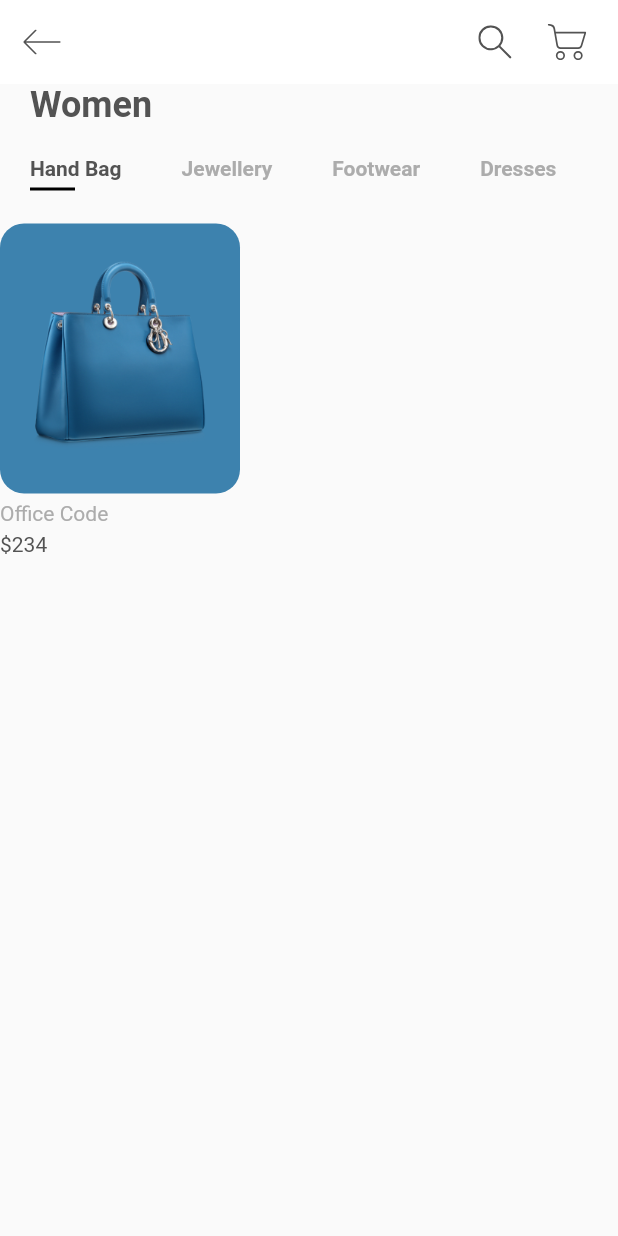
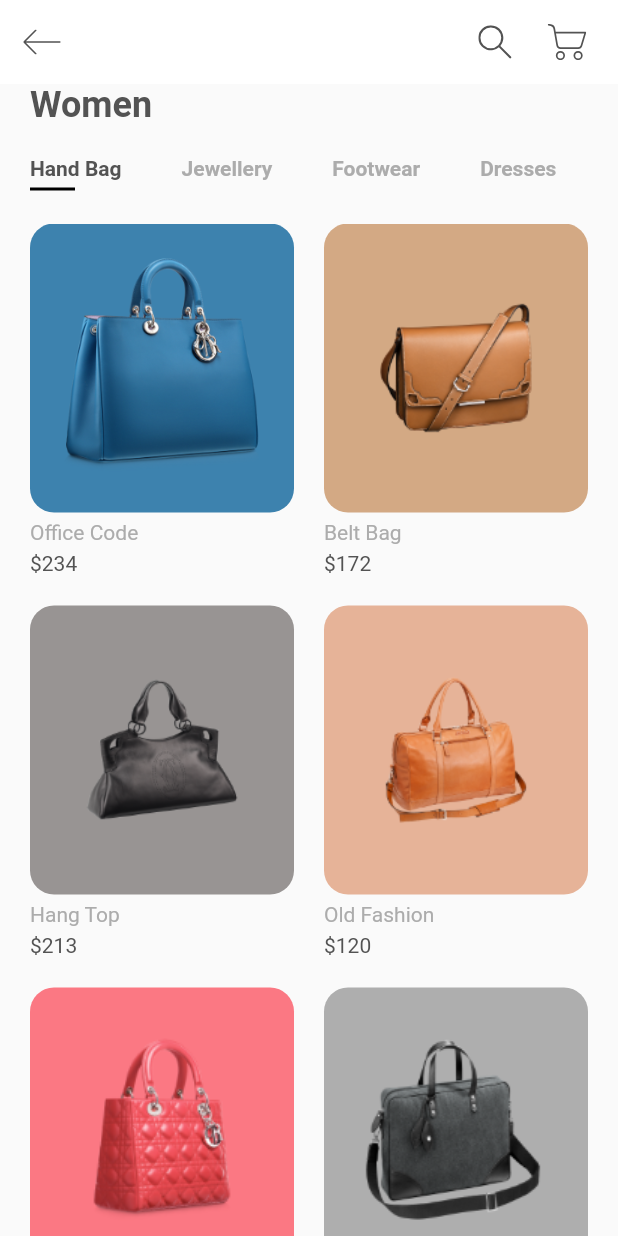
Before and after one commit to DavidCastelloBatet/online_shop_ui_app_flutter, a Flutter app: the screen it shows after launch, on a phone screen of 412 x 824 dp. Run offline on Flutter 3.47's test engine with Material 2 defaults, Android fonts, the phone set to English and light mode, and no system bars; our stand-ins replace flutter_svg.

Commit message:
finish home screen

```diff
--- a/lib/models/Product.dart
+++ b/lib/models/Product.dart
@@ -27,7 +27,7 @@ List<Product> products = [
   Product(
       id: 2,
       title: "Belt Bag",
-      price: 234,
+      price: 172,
       size: 8,
       description: dummyText,
       image: "assets/images/bag_2.png",
@@ -35,7 +35,7 @@ List<Product> products = [
   Product(
       id: 3,
       title: "Hang Top",
-      price: 234,
+      price: 213,
       size: 10,
       description: dummyText,
       image: "assets/images/bag_3.png",
@@ -43,7 +43,7 @@ List<Product> products = [
   Product(
       id: 4,
       title: "Old Fashion",
-      price: 234,
+      price: 120,
       size: 11,
       description: dummyText,
       image: "assets/images/bag_4.png",
@@ -51,7 +51,7 @@ List<Product> products = [
   Product(
       id: 5,
       title: "Office Code",
-      price: 234,
+      price: 154,
       size: 12,
       description: dummyText,
       image: "assets/images/bag_5.png",
@@ -59,7 +59,7 @@ List<Product> products = [
   Product(
     id: 6,
     title: "Office Code",
-    price: 234,
+    price: 346,
     size: 12,
     description: dummyText,
     image: "assets/images/bag_6.png",
--- a/lib/screens/home/components/body.dart
+++ b/lib/screens/home/components/body.dart
@@ -24,7 +24,23 @@ class Body extends StatelessWidget {
           ),
         ),
         Categories(),
-        ItemCard(),
+        Expanded(
+          child: Padding(
+            padding: const EdgeInsets.symmetric(horizontal: kDefaultPadding),
+            child: GridView.builder(
+              itemCount: products.length,
+              gridDelegate: SliverGridDelegateWithFixedCrossAxisCount(
+                crossAxisCount: 2,
+                childAspectRatio: 0.75,
+                mainAxisSpacing: kDefaultPadding,
+                crossAxisSpacing: kDefaultPadding,
+              ),
+              itemBuilder: (context, index) => ItemCard(
+                product: products[index],
+              ),
+            ),
+          ),
+        ),
       ],
     );
   }
--- a/lib/screens/home/components/item_card.dart
+++ b/lib/screens/home/components/item_card.dart
@@ -16,27 +16,29 @@ class ItemCard extends StatelessWidget {
     return Column(
       crossAxisAlignment: CrossAxisAlignment.start,
       children: [
-        Container(
-          padding: EdgeInsets.all(kDefaultPadding),
-          height: 180.0,
-          width: 160.0,
-          decoration: BoxDecoration(
-            color: products[0].color,
-            borderRadius: BorderRadius.circular(16.0),
+        Expanded(
+          child: Container(
+            padding: EdgeInsets.all(kDefaultPadding),
+            //height: 180.0,
+            //width: 160.0,
+            decoration: BoxDecoration(
+              color: product.color,
+              borderRadius: BorderRadius.circular(16.0),
+            ),
+            child: Image.asset(product.image),
           ),
-          child: Image.asset(products[0].image),
         ),
         Padding(
           padding: const EdgeInsets.symmetric(
             vertical: kDefaultPadding / 4,
           ),
           child: Text(
-            products[0].title,
+            product.title,
             style: TextStyle(color: kTextLightColor),
           ),
         ),
         Text(
-          '\$234',
+          '\$${product.price}',
           style: TextStyle(color: kTextColor),
         ),
       ],
```
